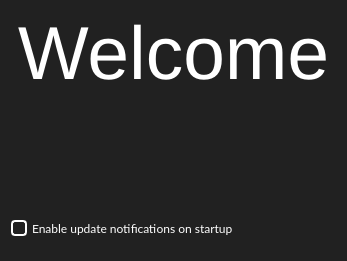
First picture: the form in src/qvwelcomedialog.ui, repository jurplel/qView, before the edit.
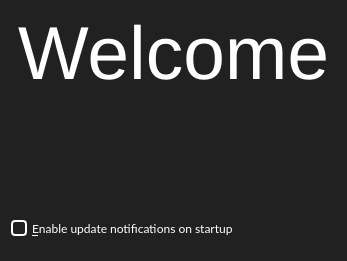
Second picture: the form after the edit. Icons and pictures are not drawn.

What changed in the file:
```diff
--- a/src/qvwelcomedialog.ui
+++ b/src/qvwelcomedialog.ui
@@ -469,7 +469,7 @@
 }</string>
      </property>
      <property name="text">
-      <string>Enable update notifications on startup</string>
+      <string>&amp;Enable update notifications on startup</string>
      </property>
     </widget>
    </item>
```
